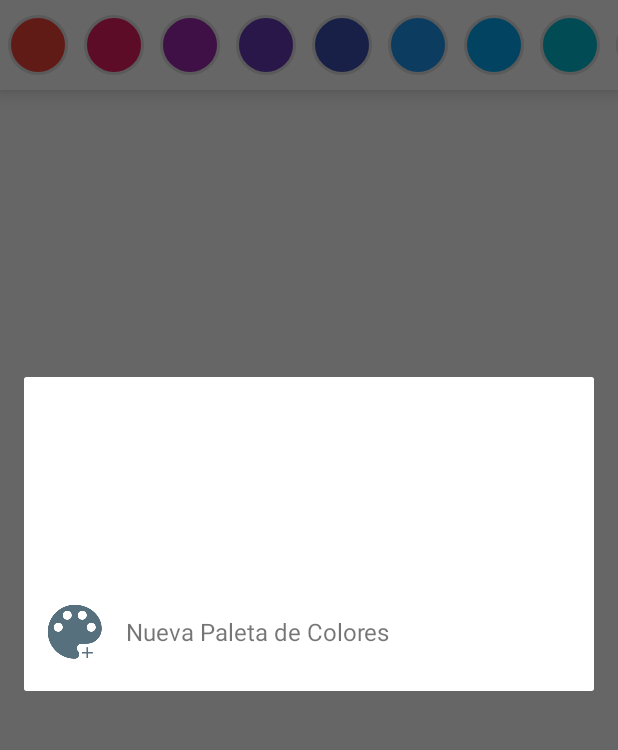
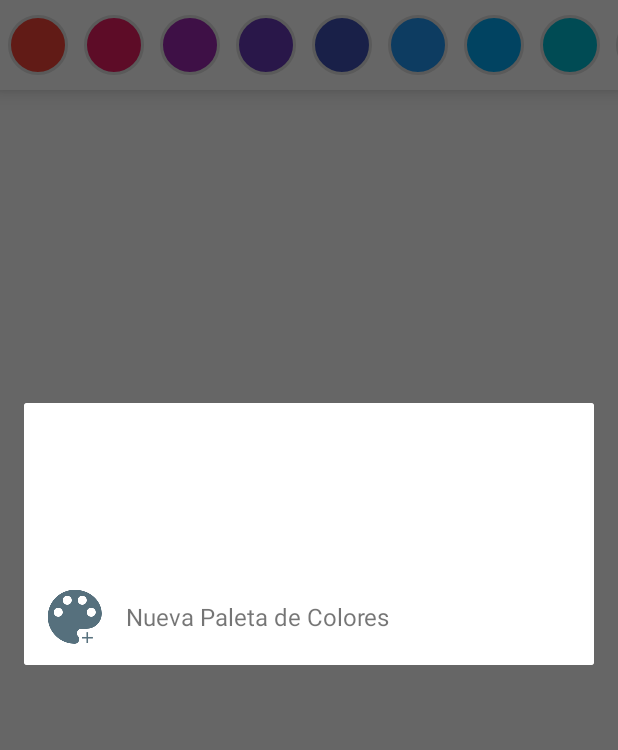
Before and after one commit to DenkSchuldt/Colors, an Android app: the fragment PalettesDialogFragment placed in its activity, on a phone screen of 412 x 824 dp, the part 84-834 px from its top. Run offline under Robolectric (Android 15) with nearby library versions, the phone set to English and light mode, and no system bars; 1 statement that could not run was skipped.

Commit message:
Data storage! Creating palettes.

```diff
--- a/app/src/main/java/com/dennyschuldt/colors/adapters/PalettesListAdapter.java
+++ b/app/src/main/java/com/dennyschuldt/colors/adapters/PalettesListAdapter.java
@@ -11,30 +11,35 @@ import android.widget.ImageView;
 import android.widget.TextView;
 
 import com.dennyschuldt.colors.R;
+import com.dennyschuldt.colors.models.Palette;
 
 import java.util.ArrayList;
 
 /**
  * Created by denny on 5/6/16.
  */
-public class PalettesListAdapter extends ArrayAdapter<String>{
+public class PalettesListAdapter extends ArrayAdapter<Palette> {
 
-  public PalettesListAdapter(Context context, ArrayList<String> palettes) {
+  public PalettesListAdapter(Context context, ArrayList<Palette> palettes) {
     super(context, 0, palettes);
   }
 
   @Override
   public View getView(int position, View convertView, ViewGroup parent) {
-    String palette = getItem(position);
+    Palette palette = getItem(position);
     if (convertView == null) {
       convertView = LayoutInflater.from(getContext()).inflate(R.layout.item_palette_option, parent, false);
     }
     TextView name = (TextView) convertView.findViewById(R.id.item_pallete_name);
-    name.setText(palette);
-    if (position==0) {
+    name.setText(palette.getName());
+    if (palette.get_id()==0) {
       ImageView iv = (ImageView) convertView.findViewById(R.id.item_pallete_icon);
       iv.setImageDrawable(ContextCompat.getDrawable(getContext(), R.drawable.ic_color_lens_add_white));
+    } else {
+      ImageView iv = (ImageView) convertView.findViewById(R.id.item_pallete_icon);
+      iv.setImageDrawable(ContextCompat.getDrawable(getContext(), R.drawable.ic_color_lens_palette_white));
     }
+    convertView.setTag(palette);
     return convertView;
   }
 
--- /dev/null
+++ b/app/src/main/java/com/dennyschuldt/colors/db/ColorsDataSource.java
@@ -0,0 +1,137 @@
+package com.dennyschuldt.colors.db;
+
+import android.content.ContentValues;
+import android.content.Context;
+import android.database.Cursor;
+import android.database.sqlite.SQLiteDatabase;
+import android.provider.BaseColumns;
+
+import com.dennyschuldt.colors.models.Color;
+import com.dennyschuldt.colors.models.Palette;
+
+import java.util.ArrayList;
+
+/**
+ * Created by denny on 5/14/16.
+ */
+public class ColorsDataSource {
+
+  private Context context;
+  private ColorsSQLiteHelper colorsSQLiteHelper;
+
+  public ColorsDataSource(Context context) {
+    this.context = context;
+    colorsSQLiteHelper = new ColorsSQLiteHelper(context);
+  }
+
+  /**
+   *
+   * @return
+   */
+  private SQLiteDatabase open() {
+    return colorsSQLiteHelper.getWritableDatabase();
+  }
+
+  /**
+   *
+   * @param database
+   */
+  private void close(SQLiteDatabase database) {
+    database.close();
+  }
+
+  /**
+   *
+   * @param cursor
+   * @param columnName
+   * @return
+   */
+  private int getIntFromColumnName(Cursor cursor, String columnName) {
+    int columnIndex = cursor.getColumnIndex(columnName);
+    return cursor.getInt(columnIndex);
+  }
+
+  /**
+   *
+   * @param cursor
+   * @param columnName
+   * @return
+   */
+  private String getStringFromColumnName(Cursor cursor, String columnName) {
+    int columnIndex = cursor.getColumnIndex(columnName);
+    return cursor.getString(columnIndex);
+  }
+
+  /**
+   *
+   * @param palette
+   */
+  public void createPalette(Palette palette) {
+    SQLiteDatabase database = open();
+    database.beginTransaction();
+    ContentValues paletteValues = new ContentValues();
+    paletteValues.put(colorsSQLiteHelper.COLUMN_PALETTE_NAME, palette.getName());
+    paletteValues.put(colorsSQLiteHelper.COLUMN_PALETTE_CREATED, palette.getCreated().toString());
+    paletteValues.put(colorsSQLiteHelper.COLUMN_PALETTE_LAST_UPDATED, palette.getLastUpdated().toString());
+    paletteValues.put(colorsSQLiteHelper.COLUMN_PALETTE_CREATED_LATITUDE, palette.getLatitude());
+    paletteValues.put(colorsSQLiteHelper.COLUMN_PALETTE_CREATED_LONGITUDE, palette.getLongitude());
+    long paletteID = database.insert(colorsSQLiteHelper.PALETTES_TABLE, null, paletteValues);
+    for (Color color : palette.getColors()) {
+      ContentValues colorValues = new ContentValues();
+      colorValues.put(colorsSQLiteHelper.COLUMN_COLOR_CODE, color.getCode());
+      colorValues.put(colorsSQLiteHelper.COLUMN_COLOR_ADDED, color.getAdded().toString());
+      colorValues.put(colorsSQLiteHelper.COLUMN_FOREIGN_KEY_PALETTE, paletteID);
+      database.insert(colorsSQLiteHelper.COLORS_TABLE, null, colorValues);
+    }
+    database.setTransactionSuccessful();
+    database.endTransaction();
+    close(database);
+  }
+
+  /**
+   *
+   * @return
+   */
+  public ArrayList<Palette> getAllPalettes() {
+    SQLiteDatabase database = open();
+    Cursor cursor = database.query(
+        ColorsSQLiteHelper.PALETTES_TABLE,
+        new String[] {ColorsSQLiteHelper.COLUMN_PALETTE_NAME, BaseColumns._ID},
+        null,  // Selection
+        null,  // Selection args
+        null,  // Group by
+        null,  // Having
+        null); // Order
+    ArrayList<Palette> palettes = new ArrayList<>();
+    if (cursor.moveToFirst()) {
+      do {
+        int id = getIntFromColumnName(cursor, BaseColumns._ID);
+        String name = getStringFromColumnName(cursor, ColorsSQLiteHelper.COLUMN_PALETTE_NAME);
+        Palette palette = new Palette(id, name);
+        palettes.add(palette);
+      } while (cursor.moveToNext());
+    }
+    cursor.close();
+    database.close();
+    return palettes;
+  }
+
+  /**
+   *
+   * @param colors
+   */
+  public void addPaletteColors(ArrayList<Color> colors, Palette palette) {
+    SQLiteDatabase database = open();
+    database.beginTransaction();
+    for (Color color : colors) {
+      ContentValues colorValues = new ContentValues();
+      colorValues.put(colorsSQLiteHelper.COLUMN_COLOR_CODE, color.getCode());
+      colorValues.put(colorsSQLiteHelper.COLUMN_COLOR_ADDED, color.getAdded().toString());
+      colorValues.put(colorsSQLiteHelper.COLUMN_FOREIGN_KEY_PALETTE, palette.get_id());
+      database.insert(colorsSQLiteHelper.COLORS_TABLE, null, colorValues);
+    }
+    database.endTransaction();
+    database.close();
+  }
+
+}
--- /dev/null
+++ b/app/src/main/java/com/dennyschuldt/colors/db/ColorsSQLiteHelper.java
@@ -0,0 +1,62 @@
+package com.dennyschuldt.colors.db;
+
+import android.content.Context;
+import android.database.sqlite.SQLiteDatabase;
+import android.database.sqlite.SQLiteOpenHelper;
+import android.provider.BaseColumns;
+
+/**
+ * Created by denny on 5/14/16.
+ */
+public class ColorsSQLiteHelper extends SQLiteOpenHelper {
+
+  private static final String DB_NAME = "colors.db";
+  private static final int DB_VERSION = 1;
+
+
+  public static final String PALETTES_TABLE = "palettes";
+  public static final String COLUMN_PALETTE_NAME = "name";
+  public static final String COLUMN_PALETTE_CREATED = "created";
+  public static final String COLUMN_PALETTE_LAST_UPDATED = "lastUpdated";
+  public static final String COLUMN_PALETTE_CREATED_LATITUDE = "latitude";
+  public static final String COLUMN_PALETTE_CREATED_LONGITUDE = "longitude";
+
+  private static final String CREATE_PALETTES_TABLE =
+      "CREATE TABLE " + PALETTES_TABLE + "(" +
+          BaseColumns._ID + " INTEGER PRIMARY KEY AUTOINCREMENT," +
+          COLUMN_PALETTE_NAME + " TEXT," +
+          COLUMN_PALETTE_CREATED + " TEXT," +
+          COLUMN_PALETTE_LAST_UPDATED + " TEXT," +
+          COLUMN_PALETTE_CREATED_LATITUDE + " TEXT," +
+          COLUMN_PALETTE_CREATED_LONGITUDE + " TEXT)";
+
+
+  public static final String COLORS_TABLE = "colors";
+  public static final String COLUMN_COLOR_CODE = "code";
+  public static final String COLUMN_COLOR_ADDED = "added";
+  public static final String COLUMN_FOREIGN_KEY_PALETTE = "palette_id";
+
+  private static final String CREATE_COLORS_TABLE =
+      "CREATE TABLE " + COLORS_TABLE + "(" +
+          BaseColumns._ID + " INTEGER PRIMARY KEY AUTOINCREMENT," +
+          COLUMN_COLOR_CODE + " TEXT," +
+          COLUMN_COLOR_ADDED + " TEXT, " +
+          COLUMN_FOREIGN_KEY_PALETTE + " INTEGER, " +
+          "FOREIGN KEY(" + COLUMN_FOREIGN_KEY_PALETTE + ") REFERENCES palettes(_ID))";
+
+
+  public ColorsSQLiteHelper(Context context) {
+    super(context, DB_NAME, null, DB_VERSION);
+  }
+
+  @Override
+  public void onCreate(SQLiteDatabase db) {
+    db.execSQL(CREATE_PALETTES_TABLE);
+    db.execSQL(CREATE_COLORS_TABLE);
+  }
+
+  @Override
+  public void onUpgrade(SQLiteDatabase db, int oldVersion, int newVersion) {
+
+  }
+}
--- a/app/src/main/java/com/dennyschuldt/colors/fragments/PalettesListFragment.java
+++ b/app/src/main/java/com/dennyschuldt/colors/fragments/PalettesListFragment.java
@@ -2,6 +2,7 @@ package com.dennyschuldt.colors.fragments;
 
 import android.content.Context;
 import android.os.Bundle;
+import android.provider.CalendarContract;
 import android.support.annotation.Nullable;
 import android.support.v4.app.Fragment;
 import android.view.LayoutInflater;
@@ -9,10 +10,11 @@ import android.view.View;
 import android.view.ViewGroup;
 import android.widget.AdapterView;
 import android.widget.ListView;
-import android.widget.Toast;
 
 import com.dennyschuldt.colors.R;
 import com.dennyschuldt.colors.adapters.PalettesListAdapter;
+import com.dennyschuldt.colors.db.ColorsDataSource;
+import com.dennyschuldt.colors.models.Palette;
 
 import java.util.ArrayList;
 
@@ -25,6 +27,7 @@ public class PalettesListFragment extends Fragment {
 
   private View root;
   private ListView palettesList;
+  private ColorsDataSource dataSource;
   private PalettesDialogFragment palletesDialogFragment;
 
   public static PalettesListFragment newInstance() {
@@ -40,6 +43,7 @@ public class PalettesListFragment extends Fragment {
 
   @Override
   public View onCreateView(LayoutInflater inflater, ViewGroup container, Bundle savedInstanceState) {
+    dataSource = new ColorsDataSource(getContext());
     root = inflater.inflate(R.layout.fragment_palettes_list, container, false);
     palettesList = (ListView) root.findViewById(R.id.palettes_fragment_list);
     return root;
@@ -51,18 +55,27 @@ public class PalettesListFragment extends Fragment {
     updateContent();
   }
 
+  @Override
+  public void onResume() {
+    super.onResume();
+    dataSource = new ColorsDataSource(getContext());
+  }
+
   /**
    *
    */
   public void updateContent() {
-    ArrayList<String> palettes = new ArrayList<>();
-    palettes.add(getString(R.string.new_palette));
+    ArrayList<Palette> palettes = new ArrayList<>();
+    palettes.add(new Palette(0, getString(R.string.new_palette)));
+    palettes.addAll(dataSource.getAllPalettes());
     PalettesListAdapter adapter = new PalettesListAdapter(getContext(), palettes);
     palettesList.setAdapter(adapter);
     palettesList.setOnItemClickListener(new AdapterView.OnItemClickListener() {
       @Override
       public void onItemClick(AdapterView<?> adapterView, View view, int i, long l) {
-        palletesDialogFragment.newPaletteFragment();
+        Palette palette = (Palette) view.getTag();
+        System.out.println(palette);
+        //palletesDialogFragment.newPaletteFragment();
       }
     });
   }
--- /dev/null
+++ b/app/src/main/java/com/dennyschuldt/colors/models/Palette.java
@@ -0,0 +1,72 @@
+package com.dennyschuldt.colors.models;
+
+import java.util.ArrayList;
+import java.util.Date;
+
+/**
+ * Created by denny on 5/14/16.
+ */
+public class Palette {
+
+  private int _id;
+  private String name;
+  private Date created;
+  private Date lastUpdated;
+  private long latitude;
+  private long longitude;
+  private ArrayList<Color> colors;
+
+  public Palette(){
+    name = "";
+    created = new Date();
+    lastUpdated = new Date();
+    latitude = 0;
+    longitude = 0;
+    colors = new ArrayList<>();
+  }
+
+  public Palette(int id, String _name){
+    _id = id;
+    name = _name;
+    created = new Date();
+    lastUpdated = new Date();
+    latitude = 0;
+    longitude = 0;
+    colors = new ArrayList<>();
+  }
+
+  public int get_id() { return _id; }
+  public void set_id(int _id) { this._id = _id; }
+
+  public String getName() { return name; }
+  public void setName(String name) { this.name = name; }
+
+  public Date getCreated() { return created; }
+  public void setCreated(Date created) { this.created = created; }
+
+  public Date getLastUpdated() { return lastUpdated; }
+  public void setLastUpdated(Date lastUpdated) { this.lastUpdated = lastUpdated; }
+
+  public long getLatitude() { return latitude; }
+  public void setLatitude(long latitude) { this.latitude = latitude; }
+
+  public long getLongitude() { return longitude; }
+  public void setLongitude(long longitude) { this.longitude = longitude; }
+
+  public ArrayList<Color> getColors() { return colors; }
+  public void setColors(ArrayList<Color> colors) { this.colors = colors; }
+
+  @Override
+  public String toString() {
+    return "Palette {" +
+        "_id: " + _id + ",\n" +
+        "name: " + name + ",\n" +
+        "created: " + created + ",\n" +
+        "lastUpdated: " + lastUpdated + ",\n" +
+        "latitude: " + latitude + ",\n" +
+        "longitude: " + longitude + ",\n" +
+        "colors: " + colors.size() + "\n" +
+        "}";
+  }
+
+}
--- a/app/src/main/res/layout/dialog_fragment_palettes.xml
+++ b/app/src/main/res/layout/dialog_fragment_palettes.xml
@@ -23,8 +23,8 @@
             android:layout_width="@dimen/icon.width.large"
             android:layout_height="@dimen/icon.height.large"
             android:layout_centerHorizontal="true"
-            android:layout_marginTop="@dimen/margin.vertical.large"
-            android:layout_marginBottom="@dimen/margin.vertical.large"
+            android:layout_marginTop="@dimen/margin.vertical.medium"
+            android:layout_marginBottom="@dimen/margin.vertical.medium"
             android:src="@drawable/ic_color_lens_white"/>
         <ImageView
             android:id="@+id/palettes.fragment.header.icon.close"
--- a/app/src/main/res/layout/fragment_new_palette.xml
+++ b/app/src/main/res/layout/fragment_new_palette.xml
@@ -20,10 +20,10 @@
         android:layout_height="wrap_content"
         android:layout_marginTop="@dimen/margin.vertical.small">
         <EditText
-            android:id="@+id/new.palette.fragment.title"
+            android:id="@+id/new.palette.fragment.name"
             android:layout_width="match_parent"
             android:layout_height="wrap_content"
-            android:hint="@string/title"/>
+            android:hint="@string/name"/>
     </android.support.design.widget.TextInputLayout>
 
     <LinearLayout
--- a/app/src/main/res/layout/item_palette_option.xml
+++ b/app/src/main/res/layout/item_palette_option.xml
@@ -4,8 +4,8 @@
     android:orientation="vertical"
     android:layout_width="match_parent"
     android:layout_height="wrap_content"
-    android:paddingTop="@dimen/padding.vertical.small"
-    android:paddingBottom="@dimen/padding.vertical.small"
+    android:paddingTop="@dimen/padding.vertical.tiny"
+    android:paddingBottom="@dimen/padding.vertical.tiny"
     android:paddingLeft="@dimen/padding.horizontal.small"
     android:paddingRight="@dimen/padding.horizontal.small"
     android:background="?attr/selectableItemBackground">
--- a/app/src/main/res/values/dimens.xml
+++ b/app/src/main/res/values/dimens.xml
@@ -9,9 +9,11 @@
     <dimen name="color.variation.item.height">60dp</dimen>
     <dimen name="color.variation.item.radius">5dp</dimen>
 
+    <dimen name="padding.horizontal.tiny">5dp</dimen>
     <dimen name="padding.horizontal.small">10dp</dimen>
     <dimen name="padding.horizontal.medium">20dp</dimen>
     <dimen name="padding.horizontal.large">30dp</dimen>
+    <dimen name="padding.vertical.tiny">8dp</dimen>
     <dimen name="padding.vertical.small">15dp</dimen>
     <dimen name="padding.vertical.medium">25dp</dimen>
     <dimen name="padding.vertical.large">35dp</dimen>
--- a/app/src/main/res/values/strings.xml
+++ b/app/src/main/res/values/strings.xml
@@ -54,8 +54,10 @@
     <string name="settings.comments.label">Send an email to the developer</string>
 
     <string name="new.palette">Nueva Paleta de Colores</string>
-    <string name="title">Título</string>
+    <string name="name">Nombre</string>
     <string name="accept">Aceptar</string>
     <string name="save">Guardar</string>
 
+    <string name="error.invalid.name">Nombre no válido</string>
+
 </resources>
```
Also changed, not shown: app/src/main/java/com/dennyschuldt/colors/fragments/NewPaletteFragment.java (+20 -7 lines), app/src/main/java/com/dennyschuldt/colors/models/Color.java (added, +32 -0 lines).
